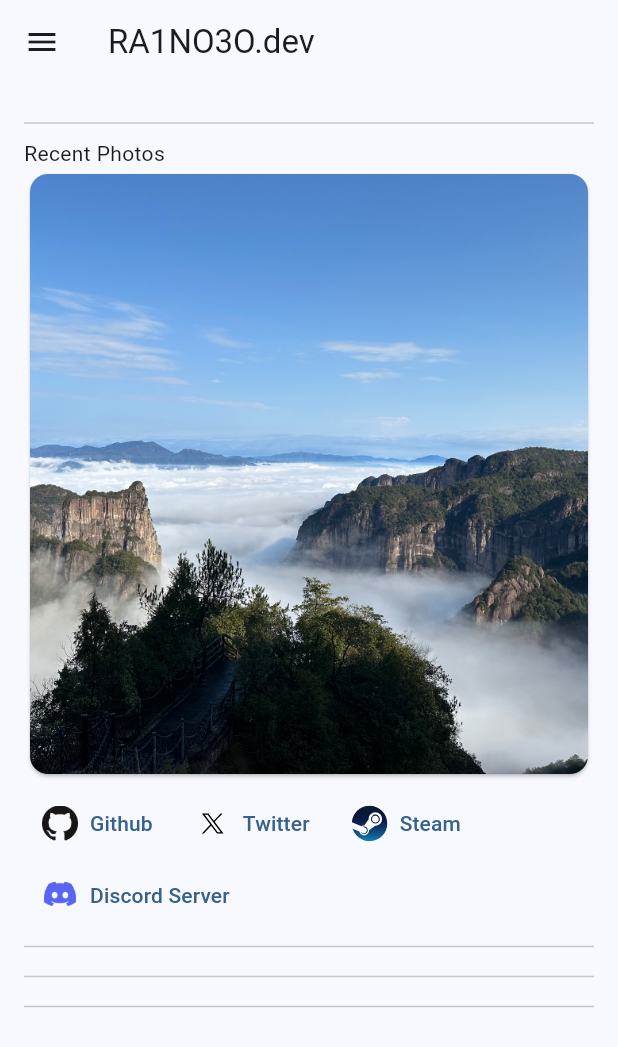
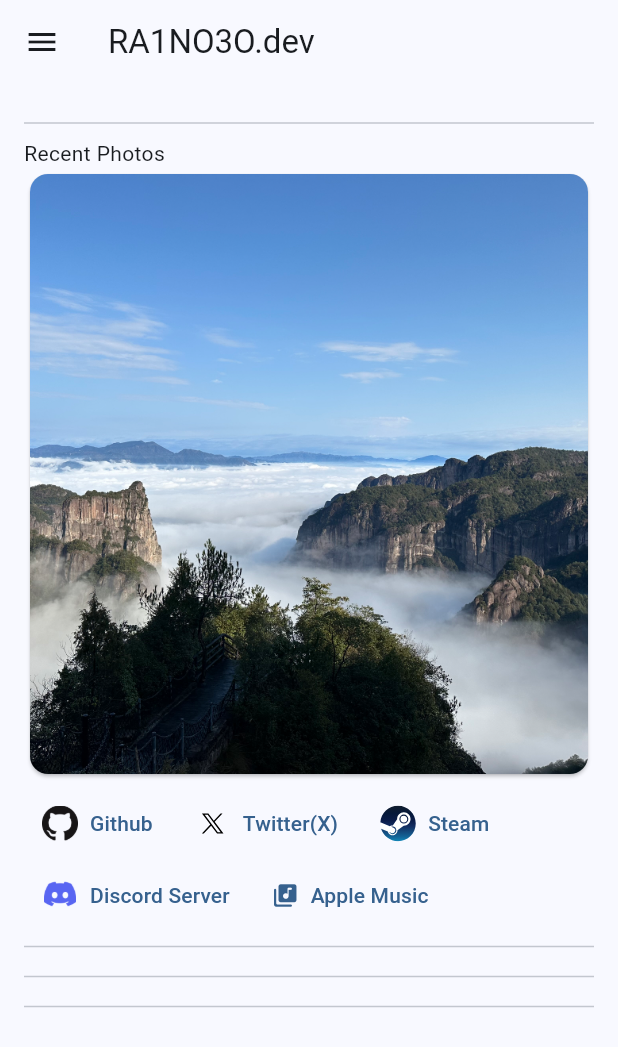
Before and after one commit to RA1NO3O/ra1no3o_website, a Flutter app: the screen it shows after launch, on a phone screen of 412 x 824 dp. Shown: the top 1047 px of the screen. Run offline on Flutter 3.47's test engine with Material 3 defaults, Android fonts, the phone set to English and light mode, and no system bars; our stand-ins replace flutter_markdown, flutter_svg, package_info_plus; missing offline and left inert: markdown; network calls fail.

Commit message:
replace: http->dio;
update: version No.;
add: music profile link;
refactor: optimize code & imports;

```diff
--- /dev/null
+++ b/devtools_options.yaml
@@ -0,0 +1,4 @@
+description: This file stores settings for Dart & Flutter DevTools.
+documentation: https://docs.flutter.dev/tools/devtools/extensions#configure-extension-enablement-states
+extensions:
+  - provider: true
--- a/lib/common/network.dart
+++ /dev/null
@@ -1,5 +0,0 @@
-import 'package:dio/dio.dart';
-
-class NetworkUtil {
-  static final dio = Dio();
-}
--- a/lib/common/styles.dart
+++ b/lib/common/styles.dart
@@ -1,10 +1,8 @@
 import 'package:flutter/material.dart';
 
 extension TextStyles on TextStyle {
-  static const TextStyle bold96pt =
-      TextStyle(fontSize: 96, fontWeight: FontWeight.bold);
-  static const TextStyle bold32pt =
-      TextStyle(fontSize: 32, fontWeight: FontWeight.bold);
+  static const bold96pt = TextStyle(fontSize: 96, fontWeight: FontWeight.bold);
+  static const bold32pt = TextStyle(fontSize: 32, fontWeight: FontWeight.bold);
 }
 
 const colorSeed = Colors.blue;
--- a/lib/pages/home_page.dart
+++ b/lib/pages/home_page.dart
@@ -3,11 +3,12 @@ import 'package:ra1no3o_website/common/dialect.dart';
 import 'package:ra1no3o_website/common/styles.dart';
 import 'package:ra1no3o_website/common/version.dart';
 import 'package:ra1no3o_website/pages/resources_page.dart';
+import 'package:ra1no3o_website/widgets/link_button.dart';
 import 'package:ra1no3o_website/widgets/markdown_builder.dart';
-import 'package:url_launcher/url_launcher_string.dart';
 
 class HomePage extends StatelessWidget {
   const HomePage({super.key});
+
   static const String route = '/home';
 
   @override
@@ -35,24 +36,28 @@ class HomePage extends StatelessWidget {
               direction: Axis.horizontal,
               children: [
                 LinkButton(
-                    url: 'https://github.com/RA1NO3O',
+                    url: Uri.https('github.com', '/RA1NO3O'),
                     label: 'Github',
                     child: Assets.icon(isDarkMode(context)
                         ? 'GitHub-Mark-Light-64px.png'
                         : 'GitHub-Mark-64px.png')),
                 LinkButton(
-                    url: 'https://twitter.com/RA1NO3O',
-                    label: 'Twitter',
+                    url: Uri.https('x.com', '/RA1NO3O'),
+                    label: 'Twitter(X)',
                     child: Assets.icon(
                         'twitter_x${isDarkMode(context) ? '_white' : ''}.svg')),
                 LinkButton(
-                    url: 'https://steamcommunity.com/id/RA1NO3O',
+                    url: Uri.https('steamcommunity.com', '/id/RA1NO3O'),
                     label: 'Steam',
                     child: Assets.icon('steam_icon_logo.svg')),
                 LinkButton(
-                    url: 'https://discord.gg/KZQkrXz',
+                    url: Uri.https('discord.gg', '/KZQkrXz'),
                     label: 'Discord Server',
                     child: Assets.icon('Discord-Logo-Color.png')),
+                LinkButton(
+                    url: Uri.https('music.apple.com', '/profile/RA1NO3O'),
+                    label: 'Apple Music',
+                    ico: Icons.library_music_rounded),
               ],
             ),
             const Divider(height: 20),
@@ -91,29 +96,3 @@ class MainDrawer extends StatelessWidget {
         ),
       );
 }
-
-class LinkButton extends StatelessWidget {
-  final String url;
-  final String label;
-  final ImageProvider? img;
-  final IconData? ico;
-  final Widget? child;
-
-  const LinkButton(
-      {super.key,
-      required this.url,
-      required this.label,
-      this.img,
-      this.ico,
-      this.child});
-
-  @override
-  Widget build(BuildContext context) => TextButton.icon(
-      onPressed: () => launchUrlString(url),
-      label: Text(label),
-      icon: img != null
-          ? Image(height: 24, width: 24, fit: BoxFit.contain, image: img!)
-          : ico != null
-              ? Icon(ico)
-              : child ?? const Icon(Icons.abc));
-}
--- /dev/null
+++ b/lib/widgets/link_button.dart
@@ -0,0 +1,28 @@
+import 'package:flutter/material.dart';
+import 'package:url_launcher/url_launcher.dart';
+
+class LinkButton extends StatelessWidget {
+  final Uri url;
+  final String label;
+  final ImageProvider? img;
+  final IconData? ico;
+  final Widget? child;
+
+  const LinkButton(
+      {super.key,
+      required this.url,
+      required this.label,
+      this.img,
+      this.ico,
+      this.child});
+
+  @override
+  Widget build(BuildContext context) => TextButton.icon(
+      onPressed: () => launchUrl(url, mode: LaunchMode.externalApplication),
+      label: Text(label),
+      icon: img != null
+          ? Image(height: 24, width: 24, fit: BoxFit.contain, image: img!)
+          : ico != null
+              ? Icon(ico)
+              : child ?? const Icon(Icons.abc));
+}
--- a/pubspec.yaml
+++ b/pubspec.yaml
@@ -6,7 +6,7 @@ repository: https://github.com/RA1NO3O/ra1no3o_website
 
 publish_to: 'none'
 
-version: 1.1.2+4
+version: 1.1.3+5
 
 environment:
   flutter: ">=3.22.0"
@@ -21,7 +21,7 @@ dependencies:
   url_launcher: ^6.1.2
   markdown: ^7.1.1
   flutter_markdown: ^0.7.1
-  dio: ^5.4.0
+  http: ^1.2.1
   package_info_plus: ^8.0.0
   flutter_svg: ^2.0.9
   provider: ^6.1.1
```
Also changed, not shown: lib/widgets/markdown_builder.dart (+31 -14 lines), 1 other file.
